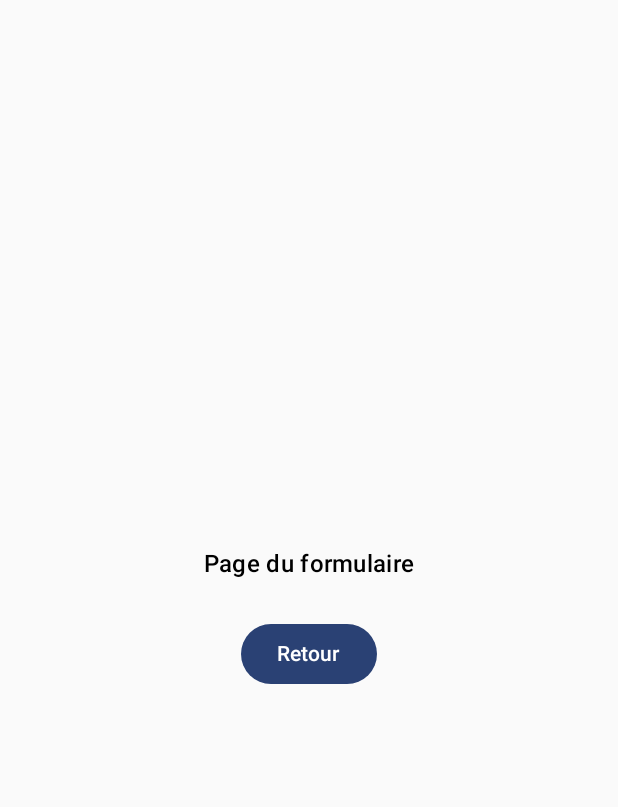
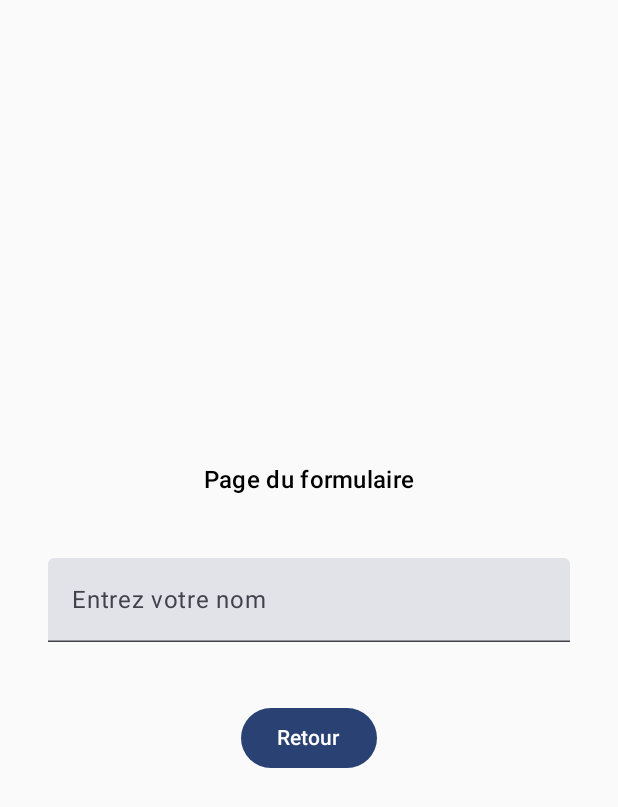
Before and after one commit to fclaux/R4A11_TP, an Android app built with Jetpack Compose: the FormScreen screen opened through its navigation route, on a phone screen of 412 x 824 dp. Shown: the top 807 px of the screen. Run offline under Robolectric (Android 15) with nearby library versions, the phone set to English and light mode, and no system bars.

Commit message:
afficher change de saisie

```diff
--- a/TP2NavigationCompose/app/src/main/java/com/example/tp2navigationcompose/MainActivity.kt
+++ b/TP2NavigationCompose/app/src/main/java/com/example/tp2navigationcompose/MainActivity.kt
@@ -8,12 +8,18 @@ import androidx.compose.foundation.layout.Arrangement
 import androidx.compose.foundation.layout.Column
 import androidx.compose.foundation.layout.Spacer
 import androidx.compose.foundation.layout.fillMaxSize
+import androidx.compose.foundation.layout.fillMaxWidth
 import androidx.compose.foundation.layout.height
 import androidx.compose.foundation.layout.padding
 import androidx.compose.material3.Button
 import androidx.compose.material3.MaterialTheme
 import androidx.compose.material3.Text
+import androidx.compose.material3.TextField
 import androidx.compose.runtime.Composable
+import androidx.compose.runtime.getValue
+import androidx.compose.runtime.mutableStateOf
+import androidx.compose.runtime.remember
+import androidx.compose.runtime.setValue
 import androidx.compose.ui.Alignment
 import androidx.compose.ui.Modifier
 import androidx.compose.ui.tooling.preview.Preview
@@ -79,6 +85,7 @@ fun HomeScreen(navController : NavController) {
 
 @Composable
 fun FormScreen(navController : NavController) {
+    var name by remember { mutableStateOf("")}
     Column(
         modifier = Modifier
             .fillMaxSize()
@@ -87,6 +94,15 @@ fun FormScreen(navController : NavController) {
         horizontalAlignment =  Alignment.CenterHorizontally
     ) {
         Text(text = "Page du formulaire", style = MaterialTheme.typography.titleMedium)
+        Spacer(modifier = Modifier.height(24.dp))
+        TextField(
+            value = name,
+            onValueChange = { newText -> name = newText },
+            label = { Text("Entrez votre nom")},
+            modifier = Modifier
+                .fillMaxWidth()
+                .padding(16.dp)
+        )
         Spacer(modifier = Modifier.height(24.dp))
         Button(onClick = { navController.popBackStack()}) {
             Text(text = "Retour")
```
